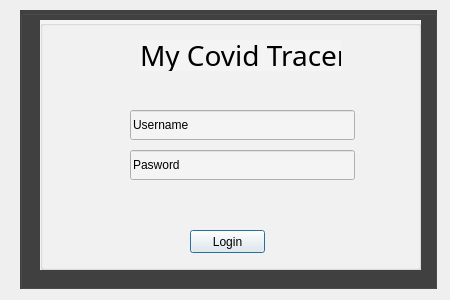
First picture: the form in userApp/logindialog.ui, repository KempCode/CS106CovidPassport, before the edit.
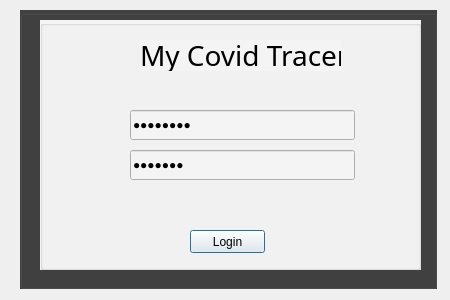
Second picture: the form after the edit.

Patch:
```diff
--- a/userApp/logindialog.ui
+++ b/userApp/logindialog.ui
@@ -77,6 +77,9 @@
      <property name="text">
       <string>Username</string>
      </property>
+     <property name="echoMode">
+      <enum>QLineEdit::Password</enum>
+     </property>
     </widget>
     <widget class="QLineEdit" name="Password">
      <property name="geometry">
@@ -90,6 +93,9 @@
      <property name="text">
       <string>Pasword</string>
      </property>
+     <property name="echoMode">
+      <enum>QLineEdit::Password</enum>
+     </property>
     </widget>
     <widget class="QPushButton" name="pushButton">
      <property name="geometry">
```
